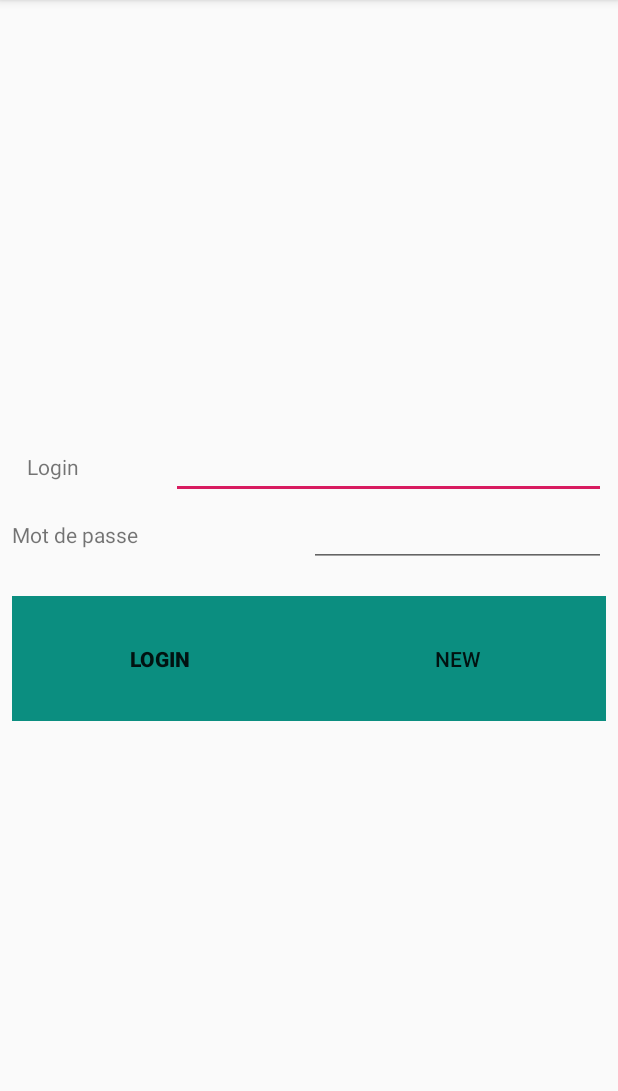
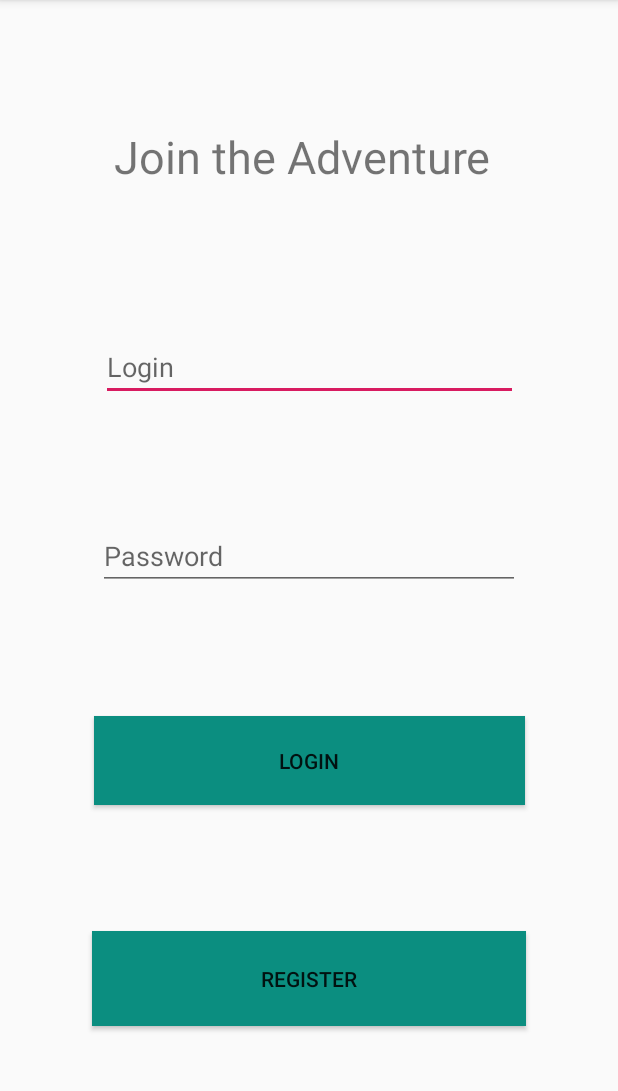
Before and after one commit to laeo94/ProjetAndroid, an Android app: the LoginActivity screen opened directly, with no data from a screen before it, on a phone screen of 412 x 824 dp, the part 84-1175 px from its top. Run offline under Robolectric (Android 15) with nearby library versions, the phone set to English and light mode, and no system bars.

Commit message:
Mise en page

```diff
--- a/app/build.gradle
+++ b/app/build.gradle
@@ -3,7 +3,7 @@ apply plugin: 'com.android.application'
 android {
     compileSdkVersion 28
     defaultConfig {
-        applicationId "com.example.projetmobile"
+        applicationId "upec.projetandroid20182019"
         minSdkVersion 22
         targetSdkVersion 28
         versionCode 1
--- a/app/src/main/java/com/example/projetmobile/AddPersonActivity.java
+++ b/app/src/main/java/com/example/projetmobile/AddPersonActivity.java
@@ -30,8 +30,8 @@ public class AddPersonActivity extends AppCompatActivity {
     @Override
     protected void onCreate(Bundle savedInstanceState) {
         super.onCreate(savedInstanceState);
-        setContentView(R.layout.activity_add_person);
-        pseudoPerson =findViewById(R.id.textView2555);
+        //setContentView(R.layout.activity_add_person);
+       // pseudoPerson =findViewById(R.id.textView2555);
         add =findViewById(R.id.add);
         add.setOnClickListener(new View.OnClickListener() {
             @Override
--- a/app/src/main/java/com/example/projetmobile/MyAdapter.java
+++ b/app/src/main/java/com/example/projetmobile/MyAdapter.java
@@ -42,7 +42,7 @@ class MyAdapter extends RecyclerView.Adapter<ViewH>{
         somme.setText(data.get(position).get("somme"));
         TextView detail =holder.v.findViewById(R.id.detail);
         detail.setText(data.get(position).get("detail"));
-        final Button b = holder.v.findViewById(R.id.button);
+        final Button b = holder.v.findViewById(R.id.userlogin);
         TextView statut =holder.v.findViewById(R.id.paid);
         if(from == data.get(position).get("idto")){
             b.setVisibility(View.INVISIBLE);
--- a/app/src/main/res/layout/activity_account_home.xml
+++ b/app/src/main/res/layout/activity_account_home.xml
@@ -57,7 +57,6 @@
         android:hint="New Pseudo"
         app:layout_constraintBottom_toTopOf="@+id/button2"
         app:layout_constraintEnd_toEndOf="parent"
-        app:layout_constraintHorizontal_bias="0.5"
         app:layout_constraintStart_toStartOf="parent"
         app:layout_constraintTop_toBottomOf="@+id/activity_home2" />
 
--- a/app/src/main/res/layout/activity_login.xml
+++ b/app/src/main/res/layout/activity_login.xml
@@ -5,99 +5,67 @@
     android:layout_width="match_parent"
     android:layout_height="match_parent"
     tools:context="com.example.projetmobile.LoginActivity">
-        <LinearLayout
-            android:layout_width="match_parent"
-            android:layout_height="wrap_content"
-            android:layout_marginStart="8dp"
-            android:layout_marginTop="8dp"
-            android:layout_marginEnd="8dp"
-            android:layout_marginBottom="8dp"
-            android:orientation="vertical"
-            app:layout_constraintBottom_toBottomOf="parent"
-            app:layout_constraintEnd_toEndOf="parent"
-            app:layout_constraintStart_toStartOf="parent"
-            app:layout_constraintTop_toTopOf="parent">
-
-            <LinearLayout
-                android:layout_width="fill_parent"
-                android:layout_height="wrap_content"
-                android:orientation="horizontal"
-                android:paddingLeft="10sp">
-
-                <TextView
-                    android:id="@+id/login"
-                    android:layout_width="0dp"
-                    android:layout_height="wrap_content"
-                    android:layout_weight="0.25"
-                    android:text="Login" />
 
     <EditText
         android:id="@+id/txtuser"
-                    android:layout_width="0dp"
-                    android:layout_height="wrap_content"
+        android:layout_width="278dp"
+        android:layout_height="39dp"
         android:layout_weight="0.75"
-                    android:ems="10" />
-            </LinearLayout>
-
-            <LinearLayout
-                android:layout_width="match_parent"
-                android:layout_height="match_parent"
-                android:orientation="horizontal">
-
-                <TextView
-                    android:id="@+id/mtp"
-                    android:layout_width="0dp"
-                    android:layout_height="wrap_content"
-                    android:layout_weight="1"
-                    android:text="Mot de passe" />
+        android:ems="10"
+        android:hint="Login"
+        app:layout_constraintBottom_toTopOf="@+id/txtmdp"
+        app:layout_constraintEnd_toEndOf="parent"
+        app:layout_constraintHorizontal_bias="0.5"
+        app:layout_constraintStart_toStartOf="parent"
+        app:layout_constraintTop_toBottomOf="@+id/textView4" />
 
     <EditText
         android:id="@+id/txtmdp"
-                    android:layout_width="0dp"
-                    android:layout_height="wrap_content"
+        android:layout_width="281dp"
+        android:layout_height="41dp"
         android:layout_weight="1"
         android:ems="10"
-                    android:inputType="textMultiLine|textPassword" />
+        android:hint="Password"
+        android:inputType="textMultiLine|textPassword"
+        app:layout_constraintBottom_toTopOf="@+id/userlogin"
+        app:layout_constraintEnd_toEndOf="parent"
+        app:layout_constraintHorizontal_bias="0.5"
+        app:layout_constraintStart_toStartOf="parent"
+        app:layout_constraintTop_toBottomOf="@+id/txtuser" />
 
-            </LinearLayout>
+    <Button
+        android:id="@+id/userlogin"
+        android:layout_width="287dp"
+        android:layout_height="59dp"
+        android:background="@color/colorPrimary"
+        android:text="Login"
+        app:layout_constraintBottom_toTopOf="@+id/btnAdd"
+        app:layout_constraintEnd_toEndOf="parent"
+        app:layout_constraintHorizontal_bias="0.5"
+        app:layout_constraintStart_toStartOf="parent"
+        app:layout_constraintTop_toBottomOf="@+id/txtmdp" />
 
-            <LinearLayout
-                android:layout_width="match_parent"
-                android:layout_height="match_parent"
-                android:orientation="horizontal">
+    <Button
+        android:id="@+id/btnAdd"
+        android:layout_width="289dp"
+        android:layout_height="63dp"
+        android:background="@color/colorPrimary"
+        android:text="Register"
+        app:layout_constraintBottom_toBottomOf="parent"
+        app:layout_constraintEnd_toEndOf="parent"
+        app:layout_constraintHorizontal_bias="0.5"
+        app:layout_constraintStart_toStartOf="parent"
+        app:layout_constraintTop_toBottomOf="@+id/userlogin" />
 
     <TextView
         android:id="@+id/textView4"
-                    android:layout_width="wrap_content"
-                    android:layout_height="wrap_content"
-                    android:layout_weight="1" />
-            </LinearLayout>
-
-            <LinearLayout
-                android:layout_width="fill_parent"
-                android:layout_height="wrap_content"
-                android:orientation="horizontal">
-
-
-                <Button
-                    android:id="@+id/userlogin"
-                    android:layout_width="wrap_content"
-                    android:layout_height="83dp"
-                    android:layout_weight="0.20"
-                    android:background="@color/colorPrimary"
-                    android:text="login"
-                    android:textStyle="bold" />
-
-                <Button
-                    android:id="@+id/btnAdd"
-                    android:layout_width="wrap_content"
-                    android:layout_height="83dp"
-                    android:layout_weight="0.20"
-                    android:background="@color/colorPrimary"
-                    android:text="New" />
-
-            </LinearLayout>
-
-
-        </LinearLayout>
+        android:layout_width="319dp"
+        android:layout_height="60dp"
+        android:text="    Join the Adventure"
+        android:textSize="30sp"
+        app:layout_constraintBottom_toTopOf="@+id/txtuser"
+        app:layout_constraintEnd_toEndOf="parent"
+        app:layout_constraintHorizontal_bias="0.5"
+        app:layout_constraintStart_toStartOf="parent"
+        app:layout_constraintTop_toTopOf="parent" />
 </android.support.constraint.ConstraintLayout>
--- a/app/src/main/res/layout/list_item_depense.xml
+++ b/app/src/main/res/layout/list_item_depense.xml
@@ -14,7 +14,7 @@
         android:layout_marginTop="8dp"
         android:layout_marginEnd="8dp"
         android:textSize="24sp"
-        app:layout_constraintEnd_toStartOf="@+id/button"
+        app:layout_constraintEnd_toStartOf="@+id/userlogin"
         app:layout_constraintTop_toTopOf="parent" />
 
     <TextView
@@ -52,7 +52,7 @@
         android:text="         Paid"
         android:textColor="@color/colorAccent"
         android:textSize="18sp"
-        app:layout_constraintStart_toStartOf="@+id/button"
+        app:layout_constraintStart_toStartOf="@+id/userlogin"
         app:layout_constraintTop_toTopOf="parent" />
 
 </android.support.constraint.ConstraintLayout>
--- a/app/src/main/res/mipmap-anydpi-v26/ic_launcher.xml
+++ b/app/src/main/res/mipmap-anydpi-v26/ic_launcher.xml
@@ -1,5 +1,5 @@
 <?xml version="1.0" encoding="utf-8"?>
 <adaptive-icon xmlns:android="http://schemas.android.com/apk/res/android">
-    <background android:drawable="@drawable/ic_launcher_background" />
-    <foreground android:drawable="@drawable/ic_launcher_foreground" />
+    <background android:drawable="@drawable/account" />
+    <foreground android:drawable="@drawable/account" />
 </adaptive-icon>
--- a/app/src/main/res/mipmap-anydpi-v26/ic_launcher_round.xml
+++ b/app/src/main/res/mipmap-anydpi-v26/ic_launcher_round.xml
@@ -1,5 +1,5 @@
 <?xml version="1.0" encoding="utf-8"?>
 <adaptive-icon xmlns:android="http://schemas.android.com/apk/res/android">
-    <background android:drawable="@drawable/ic_launcher_background" />
-    <foreground android:drawable="@drawable/ic_launcher_foreground" />
+    <background android:drawable="@drawable/account" />
+    <foreground android:drawable="@drawable/account" />
 </adaptive-icon>
```
Also changed, not shown: app/src/main/res/layout/activity_add_person.xml (deleted, +0 -34 lines), app/src/main/res/layout/activity_add_user.xml (+30 -14 lines). Lines whose indentation alone changed are shown as unchanged.
